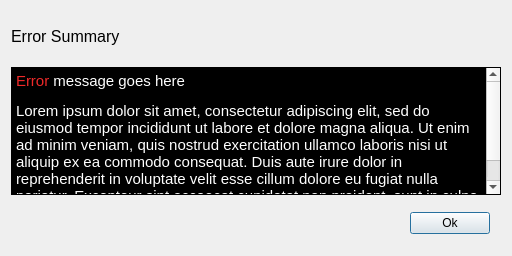
Qt form CustomWidgets/ErrorDialog/errordialog.ui (JairajJangle/OpenCV-Catalogue) before a commit.
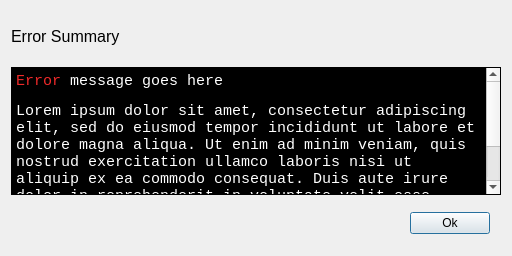
The same form after that commit.

Commit message: Changed error details font to monospace

Diff of the .ui file:
```diff
--- a/CustomWidgets/ErrorDialog/errordialog.ui
+++ b/CustomWidgets/ErrorDialog/errordialog.ui
@@ -16,6 +16,11 @@
   <layout class="QGridLayout" name="gridLayout">
    <item row="1" column="0">
     <widget class="QTextEdit" name="textDetail">
+     <property name="font">
+      <font>
+       <family>Monospace</family>
+      </font>
+     </property>
      <property name="styleSheet">
       <string notr="true">QTextEdit { background-color: rgb(0, 0, 0) }</string>
      </property>
@@ -26,9 +31,9 @@
       <string>&lt;!DOCTYPE HTML PUBLIC &quot;-//W3C//DTD HTML 4.0//EN&quot; &quot;http://www.w3.org/TR/REC-html40/strict.dtd&quot;&gt;
 &lt;html&gt;&lt;head&gt;&lt;meta name=&quot;qrichtext&quot; content=&quot;1&quot; /&gt;&lt;style type=&quot;text/css&quot;&gt;
 p, li { white-space: pre-wrap; }
-&lt;/style&gt;&lt;/head&gt;&lt;body style=&quot; font-family:'Ubuntu'; font-size:11pt; font-weight:400; font-style:normal;&quot;&gt;
-&lt;p style=&quot; margin-top:12px; margin-bottom:12px; margin-left:0px; margin-right:0px; -qt-block-indent:0; text-indent:0px;&quot;&gt;&lt;span style=&quot; color:#ef2929;&quot;&gt;Error&lt;/span&gt;&lt;span style=&quot; color:#ffffff;&quot;&gt; message goes here&lt;/span&gt;&lt;/p&gt;
-&lt;p style=&quot; margin-top:12px; margin-bottom:12px; margin-left:0px; margin-right:0px; -qt-block-indent:0; text-indent:0px;&quot;&gt;&lt;span style=&quot; color:#ffffff;&quot;&gt;Lorem ipsum dolor sit amet, consectetur adipiscing elit, sed do eiusmod tempor incididunt ut labore et dolore magna aliqua. Ut enim ad minim veniam, quis nostrud exercitation ullamco laboris nisi ut aliquip ex ea commodo consequat. Duis aute irure dolor in reprehenderit in voluptate velit esse cillum dolore eu fugiat nulla pariatur. Excepteur sint occaecat cupidatat non proident, sunt in culpa qui officia deserunt mollit anim id est laborum.&lt;/span&gt;&lt;/p&gt;&lt;/body&gt;&lt;/html&gt;</string>
+&lt;/style&gt;&lt;/head&gt;&lt;body style=&quot; font-family:'Monospace'; font-size:11pt; font-weight:400; font-style:normal;&quot;&gt;
+&lt;p style=&quot; margin-top:12px; margin-bottom:12px; margin-left:0px; margin-right:0px; -qt-block-indent:0; text-indent:0px;&quot;&gt;&lt;span style=&quot; font-family:'Ubuntu'; color:#ef2929;&quot;&gt;Error&lt;/span&gt;&lt;span style=&quot; font-family:'Ubuntu'; color:#ffffff;&quot;&gt; message goes here&lt;/span&gt;&lt;/p&gt;
+&lt;p style=&quot; margin-top:12px; margin-bottom:12px; margin-left:0px; margin-right:0px; -qt-block-indent:0; text-indent:0px;&quot;&gt;&lt;span style=&quot; font-family:'Ubuntu'; color:#ffffff;&quot;&gt;Lorem ipsum dolor sit amet, consectetur adipiscing elit, sed do eiusmod tempor incididunt ut labore et dolore magna aliqua. Ut enim ad minim veniam, quis nostrud exercitation ullamco laboris nisi ut aliquip ex ea commodo consequat. Duis aute irure dolor in reprehenderit in voluptate velit esse cillum dolore eu fugiat nulla pariatur. Excepteur sint occaecat cupidatat non proident, sunt in culpa qui officia deserunt mollit anim id est laborum.&lt;/span&gt;&lt;/p&gt;&lt;/body&gt;&lt;/html&gt;</string>
      </property>
     </widget>
    </item>
```
